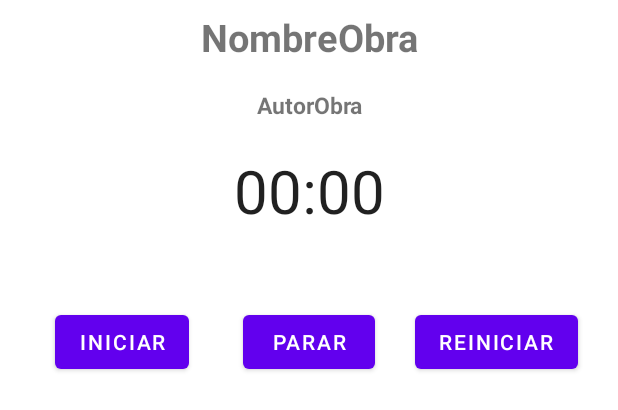
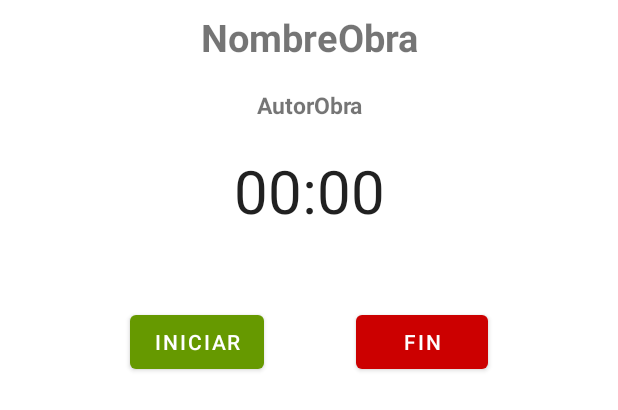
Before and after one commit to jlgallego99/AndroidPracticeTracker, an Android app: the layout fragment_obra_detalle.xml on its own in the app's theme, with its tools: preview values and no code run, on a phone screen of 412 x 824 dp. Shown: the top 410 px of the screen. Run offline under Robolectric (Android 15) with nearby library versions, the phone set to English and light mode, and no system bars.

Commit message:
Btones cronometro colores

```diff
--- a/app/src/main/res/layout/fragment_obra_detalle.xml
+++ b/app/src/main/res/layout/fragment_obra_detalle.xml
@@ -51,8 +51,10 @@
         android:layout_width="wrap_content"
         android:layout_height="wrap_content"
         android:layout_marginTop="50dp"
-        android:text="@string/startChronometer"
-        app:layout_constraintEnd_toStartOf="@+id/stopChronometer"
+        android:layout_marginEnd="150dp"
+        android:text="@string/iniciarCronometro"
+        app:backgroundTint="@android:color/holo_green_dark"
+        app:layout_constraintEnd_toEndOf="parent"
         app:layout_constraintStart_toStartOf="parent"
         app:layout_constraintTop_toBottomOf="@+id/simpleChronometer" />
 
@@ -60,20 +62,12 @@
         android:id="@+id/stopChronometer"
         android:layout_width="wrap_content"
         android:layout_height="wrap_content"
+        android:layout_marginStart="150dp"
         android:layout_marginTop="50dp"
         android:text="@string/stopChronometer"
+        app:backgroundTint="@android:color/holo_red_dark"
         app:layout_constraintEnd_toEndOf="parent"
         app:layout_constraintStart_toStartOf="parent"
         app:layout_constraintTop_toBottomOf="@+id/simpleChronometer" />
 
-    <Button
-        android:id="@+id/restartChronometer"
-        android:layout_width="wrap_content"
-        android:layout_height="wrap_content"
-        android:layout_marginTop="50dp"
-        android:text="@string/restartChronometer"
-        app:layout_constraintEnd_toEndOf="parent"
-        app:layout_constraintStart_toEndOf="@+id/stopChronometer"
-        app:layout_constraintTop_toBottomOf="@+id/simpleChronometer" />
-
 </androidx.constraintlayout.widget.ConstraintLayout>
--- a/app/src/main/res/values/strings.xml
+++ b/app/src/main/res/values/strings.xml
@@ -6,8 +6,8 @@
     <string name="fab_descripcion">Añadir pieza</string>
     <string name="submitObra">Crear</string>
     <string name="title_obra_detalle">Practicar Obra</string>
-    <string name="startChronometer">Iniciar</string>
-    <string name="startChronometer2">Reanudar</string>
-    <string name="stopChronometer">Parar</string>
-    <string name="restartChronometer">Reiniciar</string>
+    <string name="iniciarCronometro">Iniciar</string>
+    <string name="reanudarCronometro">Reanudar</string>
+    <string name="pausarCronometro">Pausar</string>
+    <string name="stopChronometer">Fin</string>
 </resources>
```
Also changed, not shown: app/src/main/java/com/example/androidpracticetracker/ui/dashboard/DashboardFragment.java (+16 -1 lines), app/src/main/java/com/example/androidpracticetracker/ui/practica/ObraDetalleFragment.java (+21 -12 lines).
